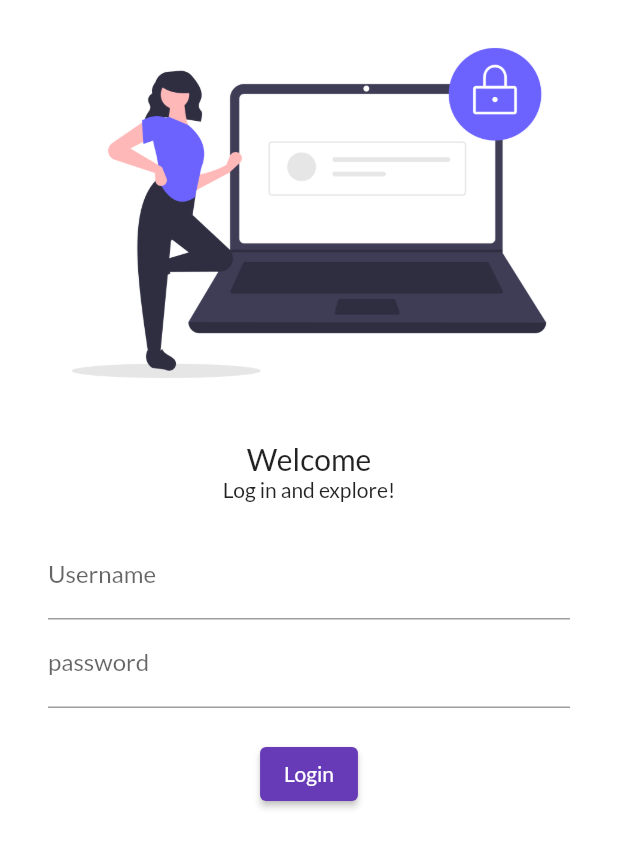
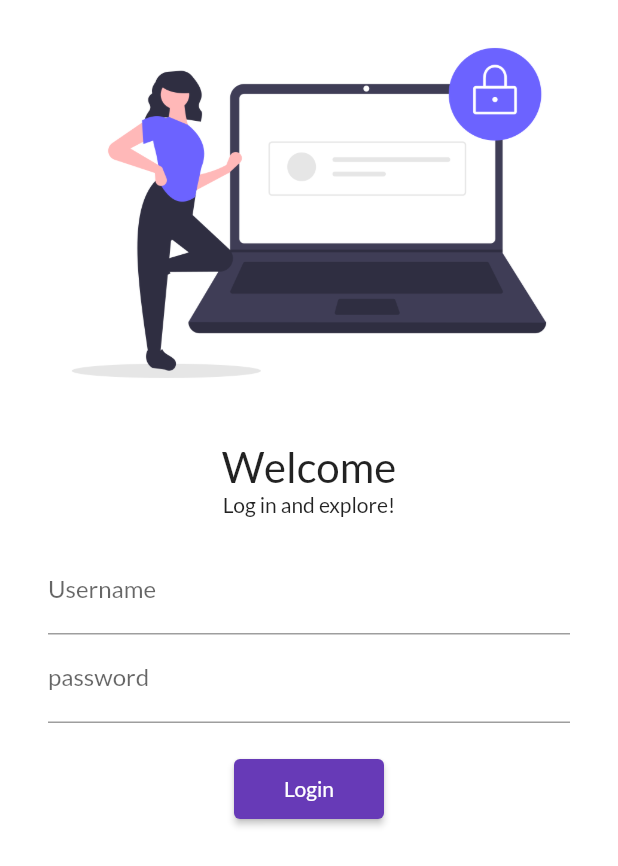
Before and after one commit to Kr1shnendu/BasicCatalogApp, a Flutter app: the screen it shows after launch, on a phone screen of 412 x 824 dp. Shown: the top 866 px of the screen. Run offline on Flutter 3.47's test engine with Material 2 defaults, Android fonts, the phone set to English and light mode, and no system bars; our stand-ins replace google_fonts.

Commit message:
day5 completed

```diff
--- a/lib/main.dart
+++ b/lib/main.dart
@@ -1,5 +1,6 @@
 import 'package:flutter/material.dart';
 import 'package:hello_world/pages/login_page.dart';
+import 'package:hello_world/utils/routes.dart';
 import 'pages/home_page.dart';
 import 'package:google_fonts/google_fonts.dart';
 
@@ -24,8 +25,8 @@ class MyApp extends StatelessWidget {
         //initialRoute: "/home",
         routes: {
           "/":(context) => LoginPage(),
-          "/home":(context) => HomePage(),
-          "/login":(context) => LoginPage()
+          MyRoutes.homeRoute:(context) => HomePage(),
+          MyRoutes.loginRoute:(context) => LoginPage()
         },
     );
   }
--- a/lib/pages/login_page.dart
+++ b/lib/pages/login_page.dart
@@ -1,4 +1,5 @@
 import 'package:flutter/material.dart';
+import 'package:hello_world/utils/routes.dart';
 
 class LoginPage extends StatelessWidget {
   const LoginPage({super.key});
@@ -7,10 +8,11 @@ class LoginPage extends StatelessWidget {
   Widget build(BuildContext context) {
     return Material(
       color: Colors.white,
+      child: SingleChildScrollView(
         child: Column(
           children: [
             Image.asset("assets/images/login_image.png",
-          fit: BoxFit.cover
+            fit: BoxFit.cover,
             ),
             SizedBox(
               height: 10.0,
@@ -19,7 +21,7 @@ class LoginPage extends StatelessWidget {
             Text(
               "Welcome",
               style: TextStyle(
-              fontSize: 20,
+                fontSize: 28,
               )
             ),
 
@@ -50,16 +52,17 @@ class LoginPage extends StatelessWidget {
                   ),
                 ElevatedButton(
                   onPressed: () {
-                  print("Hiiiii");
+                    Navigator.pushNamed(context, MyRoutes.homeRoute);
                   },
                 child: Text("Login"),
-               style: TextButton.styleFrom(),
+                style: TextButton.styleFrom(minimumSize: Size(100, 40)),
                 )
               ],
             ),
               )
           ],
           ),
+      )
     );
   }
 }
--- /dev/null
+++ b/lib/utils/routes.dart
@@ -0,0 +1,4 @@
+class MyRoutes{
+  static String loginRoute = "/login";
+  static String homeRoute = "/home";
+}
```
Lines whose indentation alone changed are shown as unchanged.
